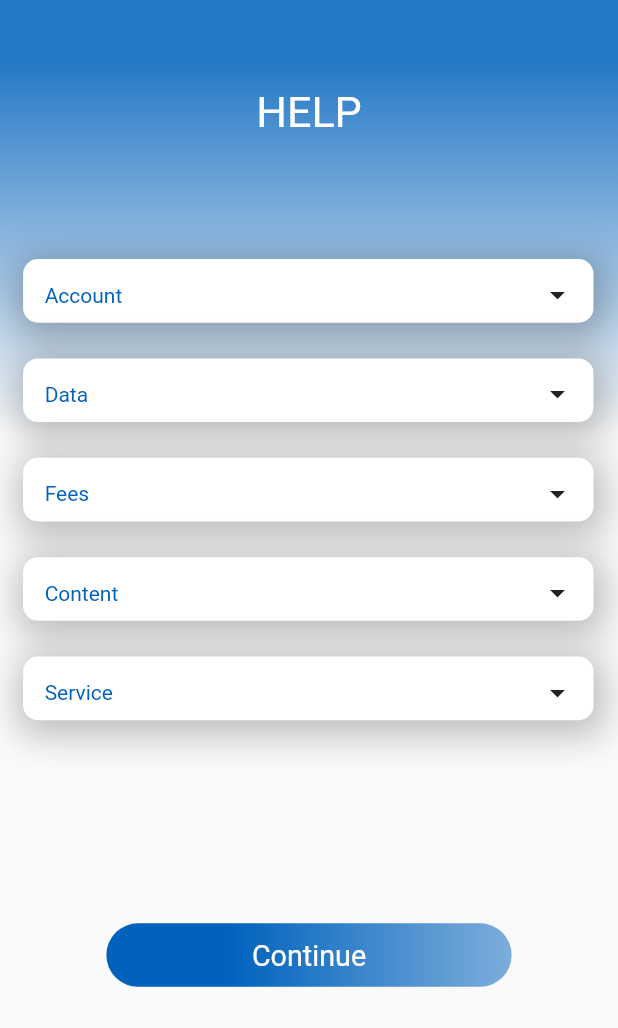
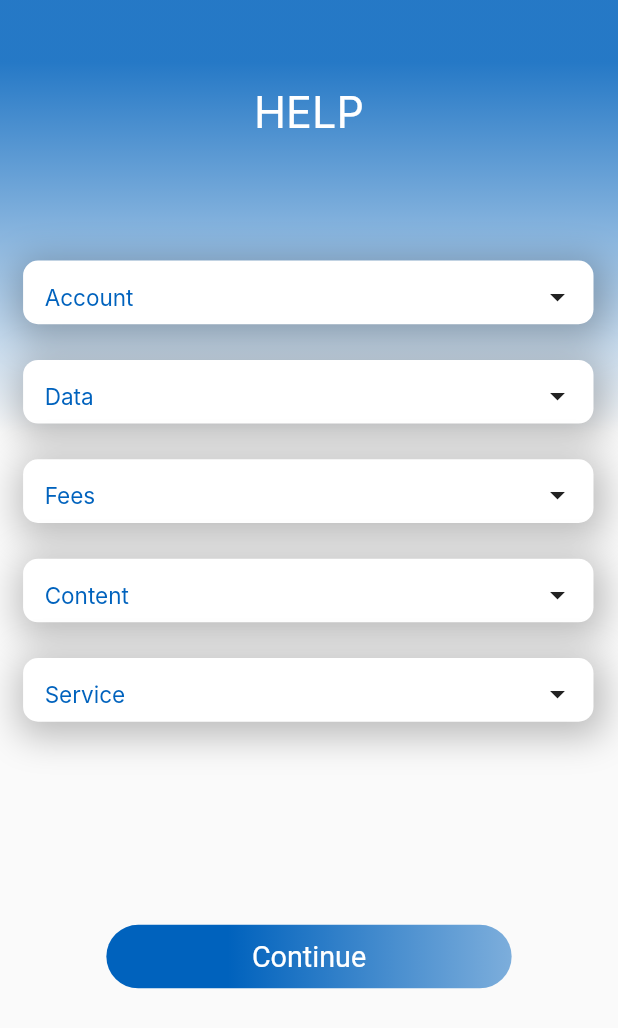
Before and after one commit to alsayedabdelbaqeyahmed/magdsoft_flutter_intership, a Flutter app: the screen it shows after launch, on a phone screen of 412 x 824 dp. Shown: the top 1028 px of the screen. Run offline on Flutter 3.47's test engine with Material 2 defaults, Android fonts, the phone set to English and light mode, and no system bars; our stand-ins replace dartz, dio; Roboto replaces fonts that are missing (Inter).

Commit message:
add style and string  manger at presentation and layed

```diff
--- a/lib/Core/shared/constants.dart
+++ b/lib/Core/shared/constants.dart
@@ -12,4 +12,5 @@ class AppConstants {
   static const String message = 'message';
   static const String account = 'account';
   static const String help = 'help';
+  static const String mainAssetsPath = 'assets/images';
 }
--- a/lib/User_Module/Data/repository/user_repo.dart
+++ b/lib/User_Module/Data/repository/user_repo.dart
@@ -25,6 +25,7 @@ class VerifyUserRepo implements BaseVerifyUserRepo {
         phone: userInfo!.phoneNumber, name: userInfo.userName);
     // right mean sucess (UserResponce data)
     try {
+      print(result);
       return Right(result);
     } on UserServerException catch (error) {
       // with failure send the error messege to ServerFailure class
@@ -40,6 +41,7 @@ class VerifyUserRepo implements BaseVerifyUserRepo {
     final result = await baseSendVerifyRequest.remoteDataGetOtpResponce(
         phone: otpResponce!.phoneNumber, code: otpResponce.code);
     try {
+      print(result);
       return Right(result);
     } on UserServerException catch (error) {
       return Left(
@@ -52,6 +54,7 @@ class VerifyUserRepo implements BaseVerifyUserRepo {
   Future<Either<Failur, Help>> getHelp() async {
     final result = await baseSendVerifyRequest.remoteDataGetHelp();
     try {
+      print(result);
       return Right(result);
     } on UserServerException catch (error) {
       return Left(
--- a/lib/User_Module/Presentation/screens/splash/splash.dart
+++ b/lib/User_Module/Presentation/screens/splash/splash.dart
@@ -3,6 +3,7 @@ import 'dart:async';
 import 'package:flutter/material.dart';
 import 'package:maged_soft_test/User_Module/Presentation/screens/user/login_screen/login_screen.dart';
 import 'package:maged_soft_test/User_Module/Presentation/screens/shared_widget/animated_apge.dart';
+import 'package:maged_soft_test/User_Module/Presentation/styles/assets.dart';
 import 'package:maged_soft_test/User_Module/Presentation/styles/colors.dart';
 
 class SplashScreen extends StatefulWidget {
@@ -47,13 +48,13 @@ class _SplashScreenState extends State<SplashScreen> {
         decoration: const BoxDecoration(
           image: DecorationImage(
             image: AssetImage(
-              'assets/images/splashBack1.png',
+              AppAssets.splashBack,
             ),
             fit: BoxFit.cover,
           ),
         ),
         child: Center(
-          child: Image.asset('assets/images/splashLogo1.png'),
+          child: Image.asset(AppAssets.splashLogo),
         ),
       ),
     );
--- a/lib/User_Module/Presentation/screens/user/help/animated_container.dart
+++ b/lib/User_Module/Presentation/screens/user/help/animated_container.dart
@@ -3,6 +3,7 @@
 import 'package:flutter/material.dart';
 
 import 'package:maged_soft_test/User_Module/Presentation/styles/colors.dart';
+import 'package:maged_soft_test/User_Module/Presentation/styles/fonts.dart';
 
 class AnimatedContainerWidget extends StatefulWidget {
   final String? title;
@@ -62,9 +63,9 @@ class _AnimatedContainerWidgetState extends State<AnimatedContainerWidget> {
                   children: [
                     Text(
                       widget.title!,
-                      style: const TextStyle(
-                        color: AppColor.primaryColor,
-                      ),
+                      style: AppFontStyle.textStyle(
+                          color: AppColor.primaryColor,
+                          size: widget.size!.maxHeight * 0.01824),
                     ),
                     IconButton(
                       onPressed: () {
@@ -78,13 +79,10 @@ class _AnimatedContainerWidgetState extends State<AnimatedContainerWidget> {
                 ),
                 Text(
                   widget.content!,
-                  style: TextStyle(
+                  style: AppFontStyle.textStyle(
                     color: AppColor.helpTextColor,
-                    fontWeight: FontWeight.w400,
-                    fontSize: widget.size!.maxWidth * 0.0395,
+                    size: widget.size!.maxWidth * 0.0395,
                   ),
-                  //maxLines: 4,
-                  // overflow: TextOverflow.ellipsis,
                 ),
               ],
             ),
--- a/lib/User_Module/Presentation/screens/user/help/help.dart
+++ b/lib/User_Module/Presentation/screens/user/help/help.dart
@@ -5,6 +5,8 @@ import 'package:maged_soft_test/User_Module/Presentation/screens/shared_widget/p
 import 'package:maged_soft_test/User_Module/Presentation/screens/user/help/animated_container.dart';
 
 import 'package:maged_soft_test/User_Module/Presentation/styles/colors.dart';
+import 'package:maged_soft_test/User_Module/Presentation/styles/fonts.dart';
+import 'package:maged_soft_test/User_Module/Presentation/styles/strings.dart';
 
 class HelpScreen extends StatelessWidget {
   const HelpScreen({super.key});
@@ -38,11 +40,10 @@ class HelpScreen extends StatelessWidget {
                         bottom: size.maxHeight * 0.0697,
                       ),
                       child: Text(
-                        'HELP',
-                        style: TextStyle(
+                        AppStrings.help,
+                        style: AppFontStyle.textStyle(
                           color: AppColor.white,
-                          fontSize: size.maxWidth * 0.06976,
-                          fontWeight: FontWeight.w400,
+                          size: size.maxWidth * 0.06976,
                         ),
                       ),
                     ),
@@ -88,7 +89,7 @@ class HelpScreen extends StatelessWidget {
                   padding: EdgeInsetsDirectional.only(
                       bottom: size.maxHeight * 0.0257),
                   child: PrimaryButton(
-                    text: 'Continue',
+                    text: AppStrings.cont,
                     constrain: size,
                     press: () {},
                     isLogin: true,
--- a/lib/User_Module/Presentation/screens/user/verify_screen/verifiy_screen.dart
+++ b/lib/User_Module/Presentation/screens/user/verify_screen/verifiy_screen.dart
@@ -4,6 +4,7 @@ import 'package:flutter/material.dart';
 
 import 'package:maged_soft_test/User_Module/Presentation/styles/colors.dart';
 import 'package:maged_soft_test/User_Module/Presentation/screens/user/verify_screen/verify_form.dart';
+import 'package:maged_soft_test/User_Module/Presentation/styles/strings.dart';
 
 class VerifyScreen extends StatelessWidget {
   const VerifyScreen({super.key});
@@ -35,7 +36,7 @@ class VerifyScreen extends StatelessWidget {
               children: [
                 SizedBox(height: size.maxHeight * 0.0665),
                 Text(
-                  'Verify Phone',
+                  AppStrings.verifyPhone,
                   style: TextStyle(
                     color: AppColor.white,
                     fontWeight: FontWeight.w400,
--- a/lib/User_Module/Presentation/screens/user/verify_screen/verify_form.dart
+++ b/lib/User_Module/Presentation/screens/user/verify_screen/verify_form.dart
@@ -1,6 +1,7 @@
 import 'package:flutter/material.dart';
 import 'package:maged_soft_test/User_Module/Presentation/screens/shared_widget/primary_buttons.dart';
 import 'package:maged_soft_test/User_Module/Presentation/styles/colors.dart';
+import 'package:maged_soft_test/User_Module/Presentation/styles/strings.dart';
 
 class VerifyForm extends StatefulWidget {
   final BoxConstraints? size;
@@ -36,7 +37,7 @@ class _VerifyFormState extends State<VerifyForm> {
           ),
           SizedBox(height: widget.size!.maxHeight * 0.0965),
           PrimaryButton(
-            text: 'Verify',
+            text: AppStrings.resendCode,
             press: () {},
             constrain: widget.size,
             isResend: true,
@@ -47,7 +48,7 @@ class _VerifyFormState extends State<VerifyForm> {
               bottom: widget.size!.maxHeight * 0.0836,
             ),
             child: PrimaryButton(
-              text: 'Verify',
+              text: AppStrings.verify,
               press: () {},
               constrain: widget.size,
               isLogin: true,
--- a/lib/User_Module/Presentation/styles/fonts.dart
+++ b/lib/User_Module/Presentation/styles/fonts.dart
@@ -0,0 +1,18 @@
+import 'package:flutter/material.dart';
+
+class AppFontStyle {
+  static const String fontFamily = 'Inter';
+
+  static TextStyle textStyle(
+      {Color? color,
+      FontWeight? fontWeight = FontWeight.w400,
+      double? size,
+      String? fontFamily = AppFontStyle.fontFamily}) {
+    return TextStyle(
+      color: color,
+      fontWeight: fontWeight,
+      fontSize: size,
+      fontFamily: fontFamily,
+    );
+  }
+}
--- /dev/null
+++ b/lib/User_Module/Presentation/styles/strings.dart
@@ -0,0 +1,20 @@
+class AppStrings {
+  static const String welcome = 'Welcome';
+  static const String help = 'HELP';
+  static const String or = 'OR';
+  static const String verifyPhone = 'Verify Phone';
+  static const String resendCode = 'Resend Code';
+  static const String verify = 'Verify';
+  static const String login = 'Login';
+  static const String cont = 'Continue';
+  static const String recomend = 'Recomended for You';
+  static const String search = 'Search';
+  static const String acerOfficialStore = 'Acer Official Store';
+  static const String viewStore = 'View Store';
+  static const String price = 'Price';
+  static const String overview = 'Overview';
+  static const String spesification = 'Spesification';
+  static const String review = 'Review';
+  static const String enterEmail = 'Enter Your Full Name';
+  static const String enterPhone = 'Enter Your Phone Number';
+}
```
Also changed, not shown: lib/User_Module/Presentation/screens/user/login_screen/login_form.dart (+4 -3 lines), lib/User_Module/Presentation/screens/user/login_screen/login_screen.dart (+9 -7 lines), lib/User_Module/Presentation/styles/assets.dart (+16 -1 lines), pubspec.yaml (+5 -6 lines), assets/fonts/Inter-Regular.ttf (added).
